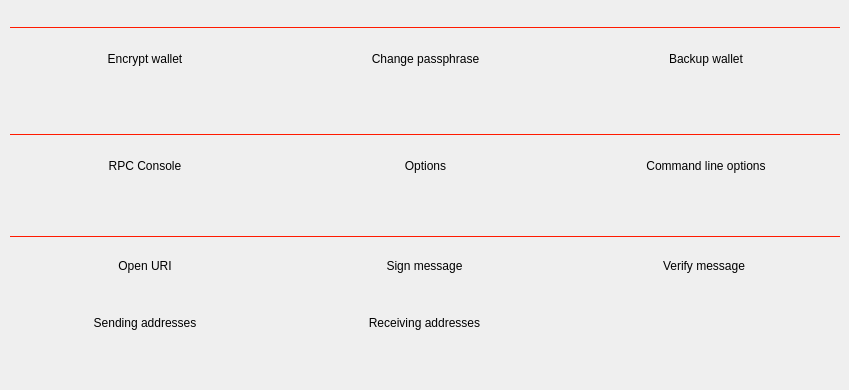
Old version of the form src/qt/forms/otherpage.ui in the repository tlc2/bitcredit-2.0-client.
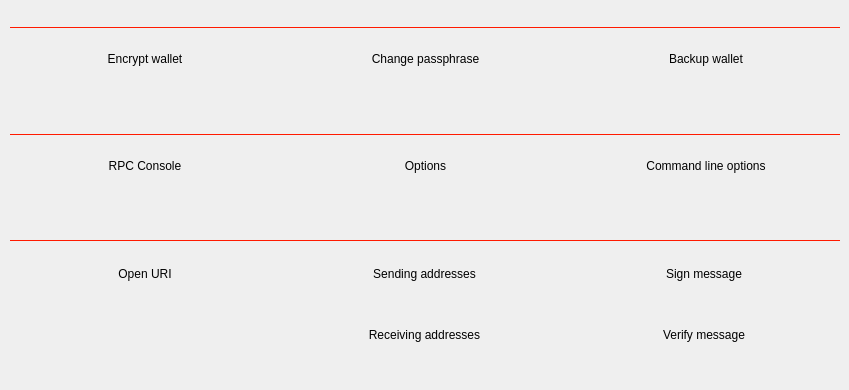
New version of the form.

Commit message: createloanrequest RPC call working in GUI borow page

The edit to the form file:
```diff
--- a/src/qt/forms/otherpage.ui
+++ b/src/qt/forms/otherpage.ui
@@ -28,7 +28,7 @@
      <x>10</x>
      <y>240</y>
      <width>831</width>
-     <height>110</height>
+     <height>131</height>
     </rect>
    </property>
    <layout class="QGridLayout" name="gridLayout">
@@ -39,58 +39,8 @@
      <number>10</number>
     </property>
     <property name="verticalSpacing">
-     <number>6</number>
+     <number>2</number>
     </property>
-    <item row="0" column="3">
-     <widget class="QPushButton" name="bSignmessage">
-      <property name="minimumSize">
-       <size>
-        <width>0</width>
-        <height>50</height>
-       </size>
-      </property>
-      <property name="maximumSize">
-       <size>
-        <width>16777215</width>
-        <height>50</height>
-       </size>
-      </property>
-      <property name="styleSheet">
-       <string notr="true"/>
-      </property>
-      <property name="text">
-       <string>Sign message</string>
-      </property>
-      <property name="flat">
-       <bool>true</bool>
-      </property>
-     </widget>
-    </item>
-    <item row="0" column="4">
-     <widget class="QPushButton" name="bVerifymessage">
-      <property name="minimumSize">
-       <size>
-        <width>0</width>
-        <height>50</height>
-       </size>
-      </property>
-      <property name="maximumSize">
-       <size>
-        <width>16777215</width>
-        <height>50</height>
-       </size>
-      </property>
-      <property name="styleSheet">
-       <string notr="true"/>
-      </property>
-      <property name="text">
-       <string>Verify message</string>
-      </property>
-      <property name="flat">
-       <bool>true</bool>
-      </property>
-     </widget>
-    </item>
     <item row="0" column="2">
      <widget class="QPushButton" name="bURI">
       <property name="maximumSize">
@@ -110,25 +60,6 @@
       </property>
      </widget>
     </item>
-    <item row="1" column="2">
-     <widget class="QPushButton" name="bSendingaddresses">
-      <property name="minimumSize">
-       <size>
-        <width>0</width>
-        <height>50</height>
-       </size>
-      </property>
-      <property name="styleSheet">
-       <string notr="true"/>
-      </property>
-      <property name="text">
-       <string>Sending addresses</string>
-      </property>
-      <property name="flat">
-       <bool>true</bool>
-      </property>
-     </widget>
-    </item>
     <item row="1" column="3">
      <widget class="QPushButton" name="bReceivingaddresses">
       <property name="minimumSize">
@@ -148,6 +79,75 @@
       </property>
      </widget>
     </item>
+    <item row="1" column="4">
+     <widget class="QPushButton" name="bVerifymessage">
+      <property name="minimumSize">
+       <size>
+        <width>0</width>
+        <height>50</height>
+       </size>
+      </property>
+      <property name="maximumSize">
+       <size>
+        <width>16777215</width>
+        <height>50</height>
+       </size>
+      </property>
+      <property name="styleSheet">
+       <string notr="true"/>
+      </property>
+      <property name="text">
+       <string>Verify message</string>
+      </property>
+      <property name="flat">
+       <bool>true</bool>
+      </property>
+     </widget>
+    </item>
+    <item row="0" column="4">
+     <widget class="QPushButton" name="bSignmessage">
+      <property name="minimumSize">
+       <size>
+        <width>0</width>
+        <height>50</height>
+       </size>
+      </property>
+      <property name="maximumSize">
+       <size>
+        <width>16777215</width>
+        <height>50</height>
+       </size>
+      </property>
+      <property name="styleSheet">
+       <string notr="true"/>
+      </property>
+      <property name="text">
+       <string>Sign message</string>
+      </property>
+      <property name="flat">
+       <bool>true</bool>
+      </property>
+     </widget>
+    </item>
+    <item row="0" column="3">
+     <widget class="QPushButton" name="bSendingaddresses">
+      <property name="minimumSize">
+       <size>
+        <width>0</width>
+        <height>50</height>
+       </size>
+      </property>
+      <property name="styleSheet">
+       <string notr="true"/>
+      </property>
+      <property name="text">
+       <string>Sending addresses</string>
+      </property>
+      <property name="flat">
+       <bool>true</bool>
+      </property>
+     </widget>
+    </item>
    </layout>
   </widget>
   <widget class="QWidget" name="gridLayoutWidget_2">
@@ -339,7 +339,7 @@
    <property name="geometry">
     <rect>
      <x>10</x>
-     <y>236</y>
+     <y>240</y>
      <width>830</width>
      <height>1</height>
     </rect>
```
The commit also changes 5 other files.
